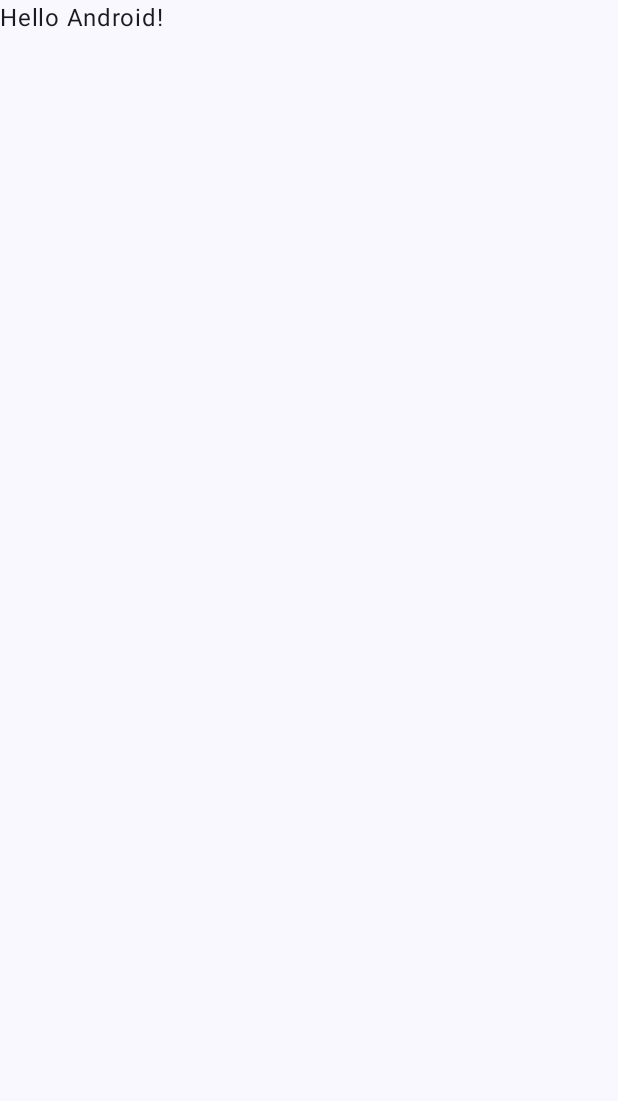
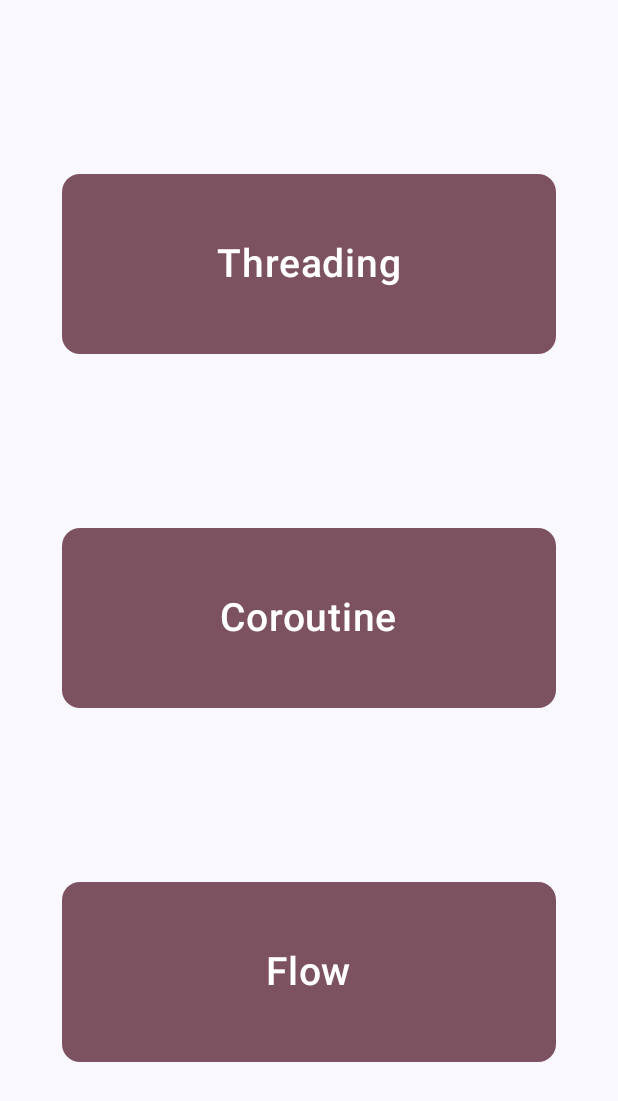
Before and after one commit to arad-sheybak/Modern-Android-Concurrency-Guide, an Android app built with Jetpack Compose: the screen it shows after launch (MainActivity), on a phone screen of 412 x 824 dp. Before the commit the part shown is almost empty. Shown: the top 1101 px of the screen. Run offline under Robolectric (Android 15) with nearby library versions, the phone set to English and light mode, and no system bars.

Commit message:
feat:screen and navigation added, ui in main screen added

```diff
--- a/app/src/main/java/com/aradsheybak/muli_threading/MainActivity.kt
+++ b/app/src/main/java/com/aradsheybak/muli_threading/MainActivity.kt
@@ -11,6 +11,8 @@ import androidx.compose.material3.Text
 import androidx.compose.runtime.Composable
 import androidx.compose.ui.Modifier
 import androidx.compose.ui.tooling.preview.Preview
+import androidx.navigation.compose.NavHost
+import androidx.navigation.compose.rememberNavController
 import com.aradsheybak.muli_threading.ui.theme.Muli_ThreadingTheme
 
 class MainActivity : ComponentActivity() {
@@ -20,28 +22,13 @@ class MainActivity : ComponentActivity() {
         setContent {
             Muli_ThreadingTheme {
                 Scaffold(modifier = Modifier.fillMaxSize()) { innerPadding ->
-                    Greeting(
-                        name = "Android",
-                        modifier = Modifier.padding(innerPadding)
+                    val navController = rememberNavController()
+                    AppNavHost(
+                        navController = navController,
+                        modifier = Modifier.padding(top = innerPadding.calculateTopPadding())
                     )
                 }
             }
         }
     }
 }
-
-@Composable
-fun Greeting(name: String, modifier: Modifier = Modifier) {
-    Text(
-        text = "Hello $name!",
-        modifier = modifier
-    )
-}
-
-@Preview(showBackground = true)
-@Composable
-fun GreetingPreview() {
-    Muli_ThreadingTheme {
-        Greeting("Android")
-    }
-}
--- /dev/null
+++ b/app/src/main/java/com/aradsheybak/muli_threading/NavGraph.kt
@@ -0,0 +1,35 @@
+package com.aradsheybak.muli_threading
+
+import androidx.compose.runtime.Composable
+import androidx.compose.ui.Modifier
+import androidx.navigation.NavHostController
+import androidx.navigation.compose.NavHost
+import androidx.navigation.compose.composable
+import com.aradsheybak.muli_threading.screens.CoroutineScreen
+import com.aradsheybak.muli_threading.screens.FlowScreen
+import com.aradsheybak.muli_threading.screens.MainScreen
+import com.aradsheybak.muli_threading.screens.ThreadingScreen
+
+@Composable
+fun AppNavHost(navController: NavHostController, modifier: Modifier = Modifier) {
+    NavHost(
+        navController = navController,
+        startDestination = Screen.main.route,
+        modifier = modifier
+    ) {
+        composable(Screen.main.route) {
+            MainScreen(navController = navController)
+        }
+
+        composable (Screen.threading.route){
+            ThreadingScreen(navController = navController)
+        }
+        composable(Screen.coroutine.route) {
+            CoroutineScreen(navController = navController)
+        }
+
+        composable (Screen.flow.route){
+            FlowScreen(navController = navController)
+        }
+    }
+}
--- /dev/null
+++ b/app/src/main/java/com/aradsheybak/muli_threading/Screen.kt
@@ -0,0 +1,9 @@
+package com.aradsheybak.muli_threading
+
+sealed class Screen(val route: String) {
+    object main : Screen("main")
+    object threading : Screen("threading")
+    object coroutine : Screen("coroutine")
+    object flow : Screen("flow")
+
+}
--- /dev/null
+++ b/app/src/main/java/com/aradsheybak/muli_threading/screens/MainScreen.kt
@@ -0,0 +1,89 @@
+package com.aradsheybak.muli_threading.screens
+
+import androidx.compose.foundation.background
+import androidx.compose.foundation.clickable
+import androidx.compose.foundation.layout.Arrangement
+import androidx.compose.foundation.layout.Box
+import androidx.compose.foundation.layout.Column
+import androidx.compose.foundation.layout.fillMaxSize
+import androidx.compose.foundation.layout.fillMaxWidth
+import androidx.compose.foundation.layout.height
+import androidx.compose.foundation.shape.RoundedCornerShape
+import androidx.compose.runtime.Composable
+import androidx.compose.ui.Alignment
+import androidx.compose.ui.Modifier
+import androidx.compose.ui.text.font.FontWeight
+import androidx.compose.ui.unit.dp
+import androidx.compose.ui.unit.sp
+import androidx.navigation.NavController
+import com.aradsheybak.muli_threading.ui.theme.Pink40
+import androidx.compose.material3.Text
+import androidx.compose.ui.res.colorResource
+import com.aradsheybak.muli_threading.R
+import com.aradsheybak.muli_threading.Screen
+
+@Composable
+fun MainScreen(navController: NavController) {
+
+    Column(
+        modifier = Modifier.fillMaxSize(),
+        horizontalAlignment = Alignment.CenterHorizontally,
+        verticalArrangement = Arrangement.SpaceEvenly
+    ) {
+        Box(
+            modifier = Modifier
+                .clickable {
+                    navController.navigate(Screen.threading.route)
+                }
+                .fillMaxWidth(0.8f)
+                .height(120.dp)
+                .background(color = Pink40, shape = RoundedCornerShape(12.dp)),
+            contentAlignment = Alignment.Center
+        ) {
+            Text(
+                text = "Threading",
+                color = colorResource(R.color.white),
+                fontSize = 26.sp,
+                fontWeight = FontWeight.W600
+            )
+        }
+
+        Box(
+            modifier = Modifier
+                .clickable {
+                    navController.navigate(Screen.coroutine.route)
+
+                }
+                .fillMaxWidth(0.8f)
+                .height(120.dp)
+                .background(color = Pink40, shape = RoundedCornerShape(12.dp)),
+            contentAlignment = Alignment.Center
+        ) {
+            Text(
+                text = "Coroutine",
+                color = colorResource(R.color.white),
+                fontSize = 26.sp,
+                fontWeight = FontWeight.W600
+            )
+        }
+
+        Box(
+            modifier = Modifier
+                .clickable {
+                    navController.navigate(Screen.flow.route)
+                }
+                .fillMaxWidth(0.8f)
+                .height(120.dp)
+                .background(color = Pink40, shape = RoundedCornerShape(12.dp)),
+            contentAlignment = Alignment.Center
+        ) {
+            Text(
+                text = "Flow",
+                color = colorResource(R.color.white),
+                fontSize = 26.sp,
+                fontWeight = FontWeight.W600
+            )
+        }
+    }
+
+}
```
Also changed, not shown: app/build.gradle.kts (+8 -6 lines), app/src/main/java/com/aradsheybak/muli_threading/screens/CoroutineScreen.kt (added, +9 -0 lines), app/src/main/java/com/aradsheybak/muli_threading/screens/FlowScreen.kt (added, +9 -0 lines), app/src/main/java/com/aradsheybak/muli_threading/screens/ThreadingScreen.kt (added, +10 -0 lines), gradle/libs.versions.toml (+11 -6 lines), threading/build.gradle.kts (+23 -3 lines), threading/src/main/java/com/aradsheybak/threading/basics/SimpleThreadExample.kt (added, +39 -0 lines).
